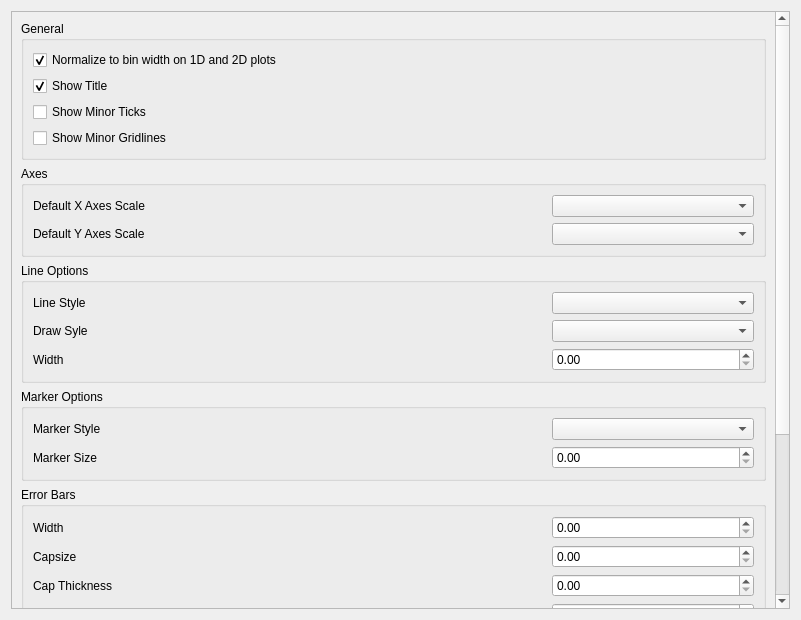
First picture: the form in qt/applications/workbench/workbench/widgets/settings/plots/section_plots.ui, repository mantidproject/mantid, before the edit.
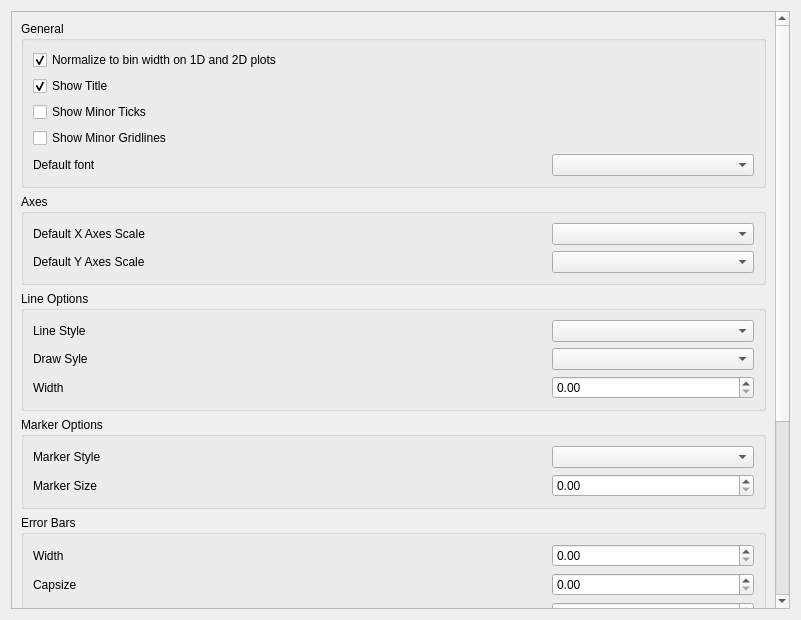
Second picture: the form after the edit.

Commit message:
Add font setting to ui file
RE #28597

What changed in the file:
```diff
--- a/qt/applications/workbench/workbench/widgets/settings/plots/section_plots.ui
+++ b/qt/applications/workbench/workbench/widgets/settings/plots/section_plots.ui
@@ -33,8 +33,8 @@
        <rect>
         <x>0</x>
         <y>0</y>
-        <width>760</width>
-        <height>612</height>
+        <width>767</width>
+        <height>971</height>
        </rect>
       </property>
       <property name="sizePolicy">
@@ -101,6 +101,36 @@
               </property>
              </widget>
             </item>
+            <item>
+             <layout class="QHBoxLayout" name="horizontalLayout_14">
+              <property name="spacing">
+               <number>3</number>
+              </property>
+              <item>
+               <widget class="QLabel" name="plot_font_label">
+                <property name="text">
+                 <string>Default font</string>
+                </property>
+               </widget>
+              </item>
+              <item>
+               <widget class="QComboBox" name="plot_font">
+                <property name="sizePolicy">
+                 <sizepolicy hsizetype="Minimum" vsizetype="Minimum">
+                  <horstretch>0</horstretch>
+                  <verstretch>0</verstretch>
+                 </sizepolicy>
+                </property>
+                <property name="maximumSize">
+                 <size>
+                  <width>202</width>
+                  <height>16777215</height>
+                 </size>
+                </property>
+               </widget>
+              </item>
+             </layout>
+            </item>
            </layout>
           </widget>
          </item>
```
